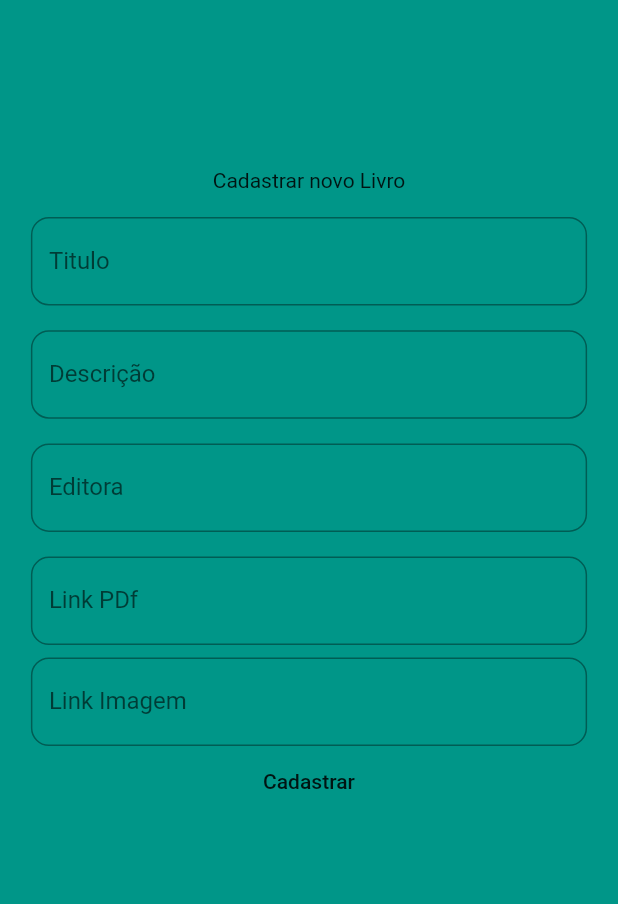
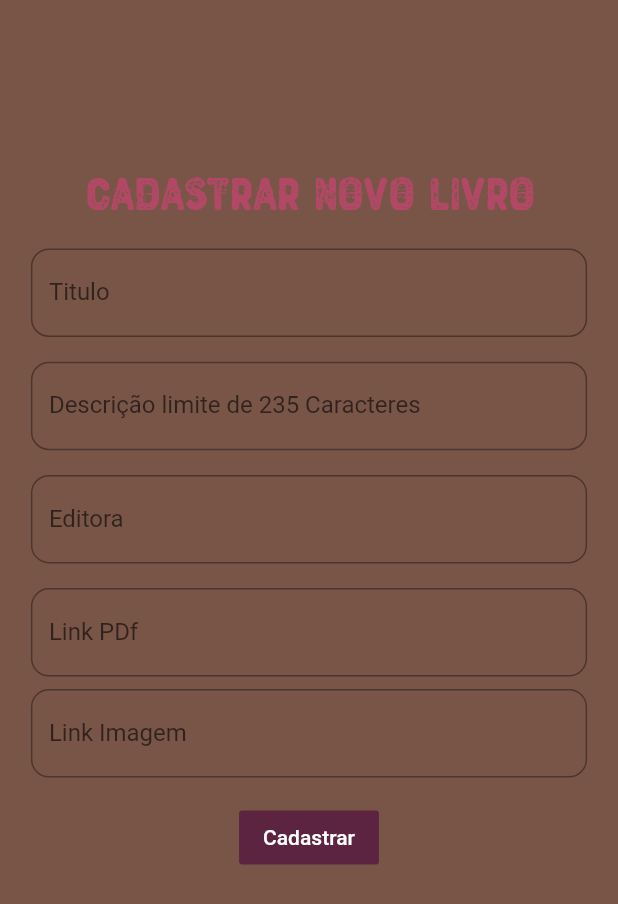
Before and after one commit to Vinn4k/Livraria_Projeto_Facul_FLUTTER, a Flutter app: the screen it shows once a user with an empty profile is signed in, in the side drawer, after a tap on "Cadastrar Livros", on a phone screen of 412 x 824 dp. Shown: the top 904 px of the screen. Run offline on Flutter 3.47's test engine with Material 2 defaults, Android fonts, the light colour scheme and no system bars; our stand-ins replace cached_network_image, cloud_firestore, firebase_auth, google_sign_in; accounts and stored records are empty.

Commit message:
estilizado e pronto

```diff
--- a/lib/views/bookCadastro.dart
+++ b/lib/views/bookCadastro.dart
@@ -1,6 +1,11 @@
 import 'package:cloud_firestore/cloud_firestore.dart';
+import 'package:firebase_auth/firebase_auth.dart';
 import 'package:flutter/cupertino.dart';
 import 'package:flutter/material.dart';
+import 'package:vinns_books/Controllers/firebaseController.dart';
+import 'package:flutter/services.dart';
+
+import 'home_View.dart';
 
 class BookCadas extends StatefulWidget {
   @override
@@ -13,12 +18,17 @@ var discricaoC = TextEditingController();
 var editoraC = TextEditingController();
 var linkpdfC = TextEditingController();
 var imglinkC = TextEditingController();
+final cor = 0xff5c2441;
+final cor2 = 0xffb34866;
+final cor3 = 0xff4b7c9;
+bool isloading = false;
+String tes = "";
 
 class _BookCadasState extends State<BookCadas> {
   @override
   Widget build(BuildContext context) {
     return Scaffold(
-      backgroundColor: Colors.teal,
+      backgroundColor: Colors.brown,
       body: SingleChildScrollView(
         child: Form(
           key: form,
@@ -31,7 +41,14 @@ class _BookCadasState extends State<BookCadas> {
                 SizedBox(
                   height: MediaQuery.of(context).size.height / 9,
                 ),
-                Text("Cadastrar novo Livro"),
+                Text(
+                  "Cadastrar novo Livro",
+                  style: TextStyle(
+                    color: Color(cor2),
+                    fontFamily: 'Ral',
+                    fontSize: MediaQuery.of(context).size.width * 0.09,
+                  ),
+                ),
                 SizedBox(
                   height: MediaQuery.of(context).size.height * 0.02,
                 ),
@@ -51,13 +68,18 @@ class _BookCadasState extends State<BookCadas> {
                     ),
                   ),
                   onChanged: (text) {
-                    setState(() {});
+                    setState(() {
+                      tes = "";
+                    });
                   },
                 ),
                 SizedBox(
                   height: MediaQuery.of(context).size.height * 0.02,
                 ),
                 TextFormField(
+                  inputFormatters: [
+                    LengthLimitingTextInputFormatter(235),
+                  ],
                   controller: discricaoC,
                   validator: (value) {
                     if (value.isEmpty) {
@@ -66,7 +88,7 @@ class _BookCadasState extends State<BookCadas> {
                     return null;
                   },
                   decoration: InputDecoration(
-                    labelText: "Descrição",
+                    labelText: "Descrição limite de 235 Caracteres ",
                     border: OutlineInputBorder(
                       borderRadius: BorderRadius.circular(12),
                     ),
@@ -132,6 +154,7 @@ class _BookCadasState extends State<BookCadas> {
                     hintText: "Teste",
                     labelText: "Link Imagem",
                     border: OutlineInputBorder(
+
                       borderRadius: BorderRadius.circular(12),
                     ),
                   ),
@@ -139,11 +162,20 @@ class _BookCadasState extends State<BookCadas> {
                     setState(() {});
                   },
                 ),
+                Text(tes),
                 Center(
+
                   child: FlatButton(
-                    child: Text("Cadastrar"),
+                    color: Color(cor),
+                    child: isloading ? CircularProgressIndicator()
+                        : Text("Cadastrar", style: TextStyle(
+                        color: Colors.white
+                    ),),
                     onPressed: () async {
                       if (form.currentState.validate()) {
+                        setState(() {
+                          isloading = true;
+                        });
                         print('valdo');
                         await Firestore.instance
                             .collection("book")
@@ -153,7 +185,16 @@ class _BookCadasState extends State<BookCadas> {
                           'desc': discricaoC.text,
                           'editora': editoraC.text,
                           'linkpdf': linkpdfC.text,
-                          'imgLink': imglinkC.text
+                          'imgLink': imglinkC.text,
+                        });
+                        setState(() {
+                          isloading = false;
+                          tituloC.text = "";
+                          discricaoC.text = "";
+                          editoraC.text = "";
+                          linkpdfC.text = "";
+                          imglinkC.text = "";
+                          tes = "Cadastro Realizado";
                         });
                       }
                     },
--- a/lib/views/bookDataView.dart
+++ b/lib/views/bookDataView.dart
@@ -20,7 +20,7 @@ class bookData extends StatelessWidget {
           ),
           Container(
             padding: EdgeInsets.only(
-              left: MediaQuery.of(context).size.width * 0.8,
+              left: MediaQuery.of(context).size.width * 0.098,
             ),
             child: Text(
               data['Titulo'],
@@ -33,7 +33,8 @@ class bookData extends StatelessWidget {
             ),
           ),
           Container(
-            child: Row(
+
+          child: Row(
               children: [
                 Container(
                   width: MediaQuery.of(context).size.width * 0.3,
@@ -65,7 +66,6 @@ class bookData extends StatelessWidget {
               ],
             ),
           ),
-          SizedBox(),
           Container(
               width: MediaQuery.of(context).size.width * 0.6,
               margin: EdgeInsets.only(
--- a/lib/views/home_View.dart
+++ b/lib/views/home_View.dart
@@ -1,6 +1,9 @@
 import 'package:cloud_firestore/cloud_firestore.dart';
+import 'package:firebase_auth/firebase_auth.dart';
+import 'package:vinns_books/Controllers/firebaseController.dart';
 import 'package:flutter/material.dart';
 import 'package:vinns_books/views/bookDataView.dart';
+import 'package:vinns_books/views/login_Viewer.dart';
 
 import 'bookCadastro.dart';
 
@@ -12,29 +15,72 @@ class homeViewer extends StatefulWidget {
 final cor = 0xff5c2441;
 final cor2 = 0xffb34866;
 final cor3 = 0xff4b7c9;
+final FirebaseAuth firebaseAuth = FirebaseAuth.instance;
 
 class _homeViewrState extends State<homeViewer> {
   @override
   Widget build(BuildContext context) {
     return Scaffold(
       drawer: Drawer(
+        child: Container(
+          color: Color(cor2),
           child: Column(
             children: [
+              Container(
+                child: Row(
+                  children: [
+                    Text("Emison"),
+                  ],
+                ),
+                color: Color(cor),
+                height: MediaQuery.of(context).size.height / 4,
+              ),
               SizedBox(
-              height: 400,
+                height: MediaQuery.of(context).size.height / 20,
               ),
               Container(
-              child: FlatButton(
+                child: Row(
+                  children: [
+                    SizedBox(
+                      width: MediaQuery.of(context).size.width / 17,
+                    ),
+                    Icon(Icons.save_sharp),
+                    FlatButton(
                       child: Text("Cadastrar Livros"),
                       onPressed: () {
                         Navigator.pop(context);
-                  Navigator.push(context, MaterialPageRoute(builder: (context) {
+                        Navigator.push(context,
+                            MaterialPageRoute(builder: (context) {
                           return BookCadas();
                         }));
                       },
                     ),
-            )
                   ],
+                ),
+              ),
+              Container(
+                child: Row(
+                  children: [
+                    SizedBox(
+                      width: MediaQuery.of(context).size.width / 17,
+                    ),
+                    Icon(Icons.logout),
+                    FlatButton(
+                      child: Text("Sair"),
+                      onPressed: () {
+                        signOut();
+                        Navigator.pop(context);
+                        Navigator.push(context,
+                            MaterialPageRoute(builder: (context) {
+                          return LoginV();
+                        }));
+                      },
+                    ),
+                  ],
+                ),
+              ),
+            ],
+          ),
         ),
       ),
       appBar: AppBar(
@@ -80,3 +126,15 @@ class _homeViewrState extends State<homeViewer> {
     );
   }
 }
+
+signOut() async {
+  await firebaseAuth.signOut();
+}
+
+user() async {
+  AuthCredential credential;
+  final AuthResult authResult =
+  await FirebaseAuth.instance.signInWithCredential(credential);
+  final FirebaseUser Currentuser = authResult.user;
+  return user;
+}
--- a/lib/views/login_Viewer.dart
+++ b/lib/views/login_Viewer.dart
@@ -1,5 +1,6 @@
 import 'package:firebase_auth/firebase_auth.dart';
 import 'package:flutter/material.dart';
+import 'package:flutter/services.dart';
 import 'package:google_sign_in/google_sign_in.dart';
 import 'package:vinns_books/Controllers/firebaseController.dart';
 
@@ -151,11 +152,23 @@ class _LoginVState extends State<LoginV> {
 
                       ),
                       Container(
-                        child: Text("Sair", style: TextStyle(
-                          fontWeight: FontWeight.bold,
-                          color: Colors.white,
-                          fontSize: MediaQuery.of(context).size.width*0.1,
-                        )
+                        child: FlatButton(
+                          child: Text("Sair", style: TextStyle(
+                            fontWeight: FontWeight.bold,
+                            color: Colors.white,
+                            fontSize: MediaQuery
+                                .of(context)
+                                .size
+                                .width * 0.05,
+                          )
+                          ),
+                          onPressed: () {
+                            Future.delayed(
+                                const Duration(milliseconds: 1000), () {
+                              SystemChannels.platform.invokeMethod(
+                                  'SystemNavigator.pop');
+                            });
+                          },
                         ),
                       ),
 
```
Lines whose indentation alone changed are shown as unchanged.
